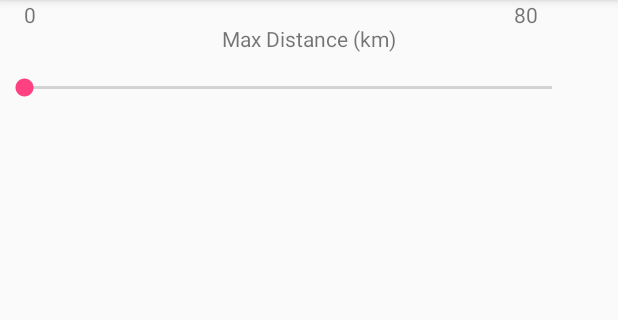
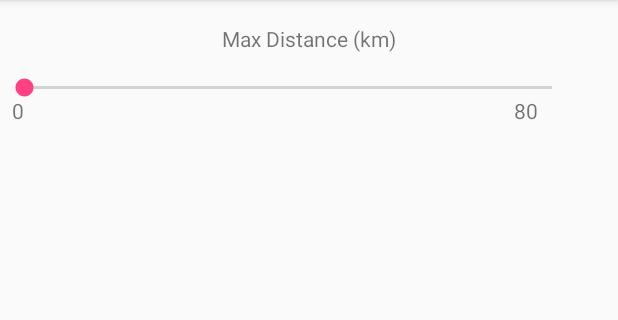
Before and after one commit to brianc725/LAHacks2018, an Android app: the HostActivity screen opened directly, with no data from a screen before it, on a phone screen of 412 x 824 dp, the part 84-404 px from its top. Run offline under Robolectric (Android 15) with nearby library versions, the light colour scheme and no system bars.

Commit message:
clientActivity

```diff
--- a/Client/app/src/main/java/com/company/lahacks/lahacks2018/ClientActivity.java
+++ b/Client/app/src/main/java/com/company/lahacks/lahacks2018/ClientActivity.java
@@ -28,10 +28,10 @@ public class ClientActivity extends AppCompatActivity {
         super.onCreate(savedInstanceState);
         setContentView(R.layout.activity_client);
 
-       // Bundle extras = getIntent().getExtras(); //TODO: FIX THIS ONCE LOBBY  NAME IS PASSED IN
-       // lobbyName = extras.getString("lobbyName");
+        Bundle extras = getIntent().getExtras(); //TODO: FIX THIS ONCE LOBBY  NAME IS PASSED IN
+        lobbyName = extras.getString("lobbyName");
 
-        lobbyName = "banana"; //TODO: REMOVE THIS, THIS IS TEMPORARY FOR TESTING
+//        lobbyName = "banana"; //TODO: REMOVE THIS, THIS IS TEMPORARY FOR TESTING
 
         finalname = (TextView) findViewById(R.id.tv_final_rest);
 
--- a/Client/app/src/main/java/com/company/lahacks/lahacks2018/GalleryActivity.java
+++ b/Client/app/src/main/java/com/company/lahacks/lahacks2018/GalleryActivity.java
@@ -184,9 +184,11 @@ public class GalleryActivity extends AppCompatActivity {
         });
         if(isHost) {
             Intent intent = new Intent(this, HostActivity.class);
+            intent.putExtra("lobbyName", lobbyName);
             startActivity(intent);
         } else {
-            Intent intent = new Intent(this, HomeActivity.class);
+            Intent intent = new Intent(this, ClientActivity.class);
+            intent.putExtra("lobbyName", lobbyName);
             startActivity(intent);
         }
     }
--- a/Client/app/src/main/res/layout/activity_host.xml
+++ b/Client/app/src/main/res/layout/activity_host.xml
@@ -42,18 +42,20 @@
         android:id="@+id/textView2"
         android:layout_width="25dp"
         android:layout_height="25dp"
-        android:layout_marginStart="16dp"
+        android:layout_marginStart="8dp"
+        android:layout_marginTop="64dp"
         android:text="0"
         app:layout_constraintStart_toStartOf="@+id/sb_distance"
-        tools:layout_editor_absoluteY="67dp" />
+        app:layout_constraintTop_toTopOf="parent" />
 
     <TextView
         android:id="@+id/textView3"
         android:layout_width="25dp"
         android:layout_height="25dp"
         android:layout_marginEnd="16dp"
+        android:layout_marginTop="64dp"
         android:text="80"
         app:layout_constraintEnd_toEndOf="@+id/sb_distance"
-        tools:layout_editor_absoluteY="67dp" />
+        app:layout_constraintTop_toTopOf="parent" />
 
 </android.support.constraint.ConstraintLayout>
```
